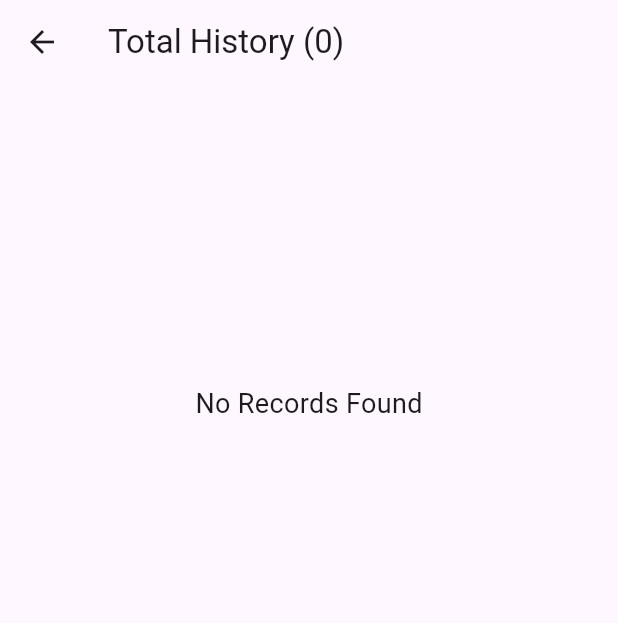
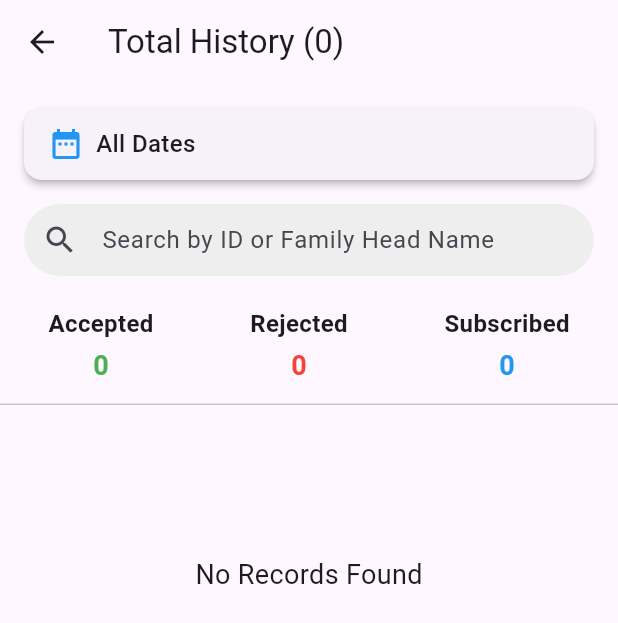
Before and after one commit to ShriKrishna21/finalsalesrep, a Flutter app: the Historypage screen opened directly, on a phone screen of 412 x 824 dp. Shown: the top 623 px of the screen. Run offline on Flutter 3.47's test engine with Material 3 defaults, Android fonts, the phone set to English and light mode, and no system bars; our stand-ins replace geocoding, geolocator, image_picker, shared_preferences; accounts and stored records are empty.

```diff
--- a/lib/agent/historypage.dart
+++ b/lib/agent/historypage.dart
@@ -170,53 +170,40 @@ import 'package:finalsalesrep/l10n/app_localization.dart';
       ),
       body: RefreshIndicator(
         onRefresh: _fetchHistory,
-          child: _isLoading
-              ? const Center(child: CircularProgressIndicator())
-              : _filteredRecords.isEmpty
-                  ? ListView(
-                      children: [
-                        const SizedBox(height: 200),
-                        Center(
-                          child: Text(
-                            localizations.norecordsfound,
-                            style: const TextStyle(fontSize: 18),
-                          ),
-                        ),
-                      ],
-                    )
-                  : ListView(
+        child: ListView(
           padding: const EdgeInsets.only(bottom: 16),
           children: [
+            // Date filter card
             Card(
               margin: const EdgeInsets.fromLTRB(16, 16, 16, 8),
               elevation: 2,
               child: Padding(
-                            padding: const EdgeInsets.symmetric(
-                                vertical: 12, horizontal: 16),
+                padding:
+                    const EdgeInsets.symmetric(vertical: 12, horizontal: 16),
                 child: GestureDetector(
                   onTap: _pickDateRange,
                   child: Row(
                     children: [
-                                  const Icon(Icons.date_range,
-                                      color: Colors.blue),
+                      const Icon(Icons.date_range, color: Colors.blue),
                       const SizedBox(width: 8),
                       Text(
                         _selectedRange == null
                             ? localizations.alldates
                             : "${_selectedRange!.start.toLocal().toString().split(' ')[0]} → ${_selectedRange!.end.toLocal().toString().split(' ')[0]}",
                         style: const TextStyle(
-                                        fontSize: 16,
-                                        fontWeight: FontWeight.w500),
+                            fontSize: 16, fontWeight: FontWeight.w500),
                       ),
                     ],
                   ),
                 ),
               ),
             ),
+
+            // Fetch button if a range is selected
             if (_selectedRange != null)
               Padding(
-                            padding: const EdgeInsets.symmetric(
-                                horizontal: 16, vertical: 8),
+                padding:
+                    const EdgeInsets.symmetric(horizontal: 16, vertical: 8),
                 child: SizedBox(
                   width: double.infinity,
                   child: ElevatedButton.icon(
@@ -224,15 +211,15 @@ import 'package:finalsalesrep/l10n/app_localization.dart';
                     label: Text(localizations.fetchcustomerforms),
                     onPressed: _fetchHistory,
                     style: ElevatedButton.styleFrom(
-                                  padding:
-                                      const EdgeInsets.symmetric(vertical: 14),
+                      padding: const EdgeInsets.symmetric(vertical: 14),
                     ),
                   ),
                 ),
               ),
+
+            // Search bar
             Padding(
-                          padding: const EdgeInsets.symmetric(
-                              horizontal: 16, vertical: 8),
+              padding: const EdgeInsets.symmetric(horizontal: 16, vertical: 8),
               child: TextField(
                 controller: _searchController,
                 onChanged: _filterRecords,
@@ -241,8 +228,8 @@ import 'package:finalsalesrep/l10n/app_localization.dart';
                   prefixIcon: const Icon(Icons.search),
                   filled: true,
                   fillColor: Colors.grey[200],
-                              contentPadding: const EdgeInsets.symmetric(
-                                  vertical: 0, horizontal: 20),
+                  contentPadding:
+                      const EdgeInsets.symmetric(vertical: 0, horizontal: 20),
                   border: OutlineInputBorder(
                     borderRadius: BorderRadius.circular(30),
                     borderSide: BorderSide.none,
@@ -250,28 +237,44 @@ import 'package:finalsalesrep/l10n/app_localization.dart';
                 ),
               ),
             ),
+
+            // Stats row
             Padding(
               padding: const EdgeInsets.symmetric(vertical: 12),
               child: Row(
                 mainAxisAlignment: MainAxisAlignment.spaceAround,
                 children: [
-                              _buildStat(localizations.accepted,
-                                  offerAcceptedCount, Colors.green),
-                              _buildStat(localizations.rejected,
-                                  offerRejectedCount, Colors.red),
-                              _buildStat(localizations.subscribed,
-                                  alreadySubscribedCount, Colors.blue),
+                  _buildStat(
+                      localizations.accepted, offerAcceptedCount, Colors.green),
+                  _buildStat(
+                      localizations.rejected, offerRejectedCount, Colors.red),
+                  _buildStat(localizations.subscribed, alreadySubscribedCount,
+                      Colors.blue),
                 ],
               ),
             ),
+
             const Divider(height: 1),
-                        ..._filteredRecords
-                            .map((record) => Padding(
-                                  padding: const EdgeInsets.symmetric(
-                                      horizontal: 16, vertical: 8),
+
+            // Show records or 'no records' message
+            if (_isLoading)
+              const Center(child: CircularProgressIndicator())
+            else if (_filteredRecords.isEmpty)
+              Padding(
+                padding: const EdgeInsets.only(top: 100),
+                child: Center(
+                  child: Text(
+                    localizations.norecordsfound,
+                    style: const TextStyle(fontSize: 18),
+                  ),
+                ),
+              )
+            else
+              ..._filteredRecords.map((record) => Padding(
+                    padding:
+                        const EdgeInsets.symmetric(horizontal: 16, vertical: 8),
                     child: _buildRecordCard(record, localizations),
-                                ))
-                            .toList(),
+                  )),
           ],
         ),
       ),
@@ -307,22 +310,28 @@ import 'package:finalsalesrep/l10n/app_localization.dart';
                 _detailRow(localizations.agents, r.agentName ?? ''),
                 _detailRow(localizations.date, r.date ?? ''),
                 _detailRow(localizations.time, r.time ?? ''),
-              _detailRow(localizations.subscribed, _formatBool(r.eenaduNewspaper)),
-              _detailRow(localizations.freeoffer, _formatBool(r.freeOffer15Days)),
-              _detailRow(localizations.readnewspaper, _formatBool(r.readNewspaper)),
-              _detailRow(localizations.reasonfornottakingoffer, r.reasonNotTakingOffer ?? ''),
+                _detailRow(
+                    localizations.subscribed, _formatBool(r.eenaduNewspaper)),
+                _detailRow(
+                    localizations.freeoffer, _formatBool(r.freeOffer15Days)),
+                _detailRow(
+                    localizations.readnewspaper, _formatBool(r.readNewspaper)),
+                _detailRow(localizations.reasonfornottakingoffer,
+                    r.reasonNotTakingOffer ?? ''),
                 _detailRow(localizations.city, r.city ?? ''),
                 _detailRow(localizations.phone, r.mobileNumber ?? ''),
                 _detailRow(localizations.address, r.address ?? ''),
                 _detailRow(localizations.employed, _formatBool(r.employed)),
                 _detailRow(localizations.jobtype, r.jobType ?? ''),
-              _detailRow(localizations.jobWorkingstate, r.jobWorkingState ?? ''),
+                _detailRow(
+                    localizations.jobWorkingstate, r.jobWorkingState ?? ''),
                 Padding(
                   padding: const EdgeInsets.only(bottom: 6),
                   child: Row(
                     crossAxisAlignment: CrossAxisAlignment.start,
                     children: [
-                    const Text("Location URL: ", style: TextStyle(fontWeight: FontWeight.w600)),
+                      const Text("Location URL: ",
+                          style: TextStyle(fontWeight: FontWeight.w600)),
                       Expanded(
                         child: InkWell(
                           onTap: () {
@@ -373,7 +382,8 @@ import 'package:finalsalesrep/l10n/app_localization.dart';
         child: Column(
           crossAxisAlignment: CrossAxisAlignment.start,
           children: [
-          Text("$label:", style: const TextStyle(fontWeight: FontWeight.w600)),
+            Text("$label:",
+                style: const TextStyle(fontWeight: FontWeight.w600)),
             const SizedBox(height: 6),
             ClipRRect(
               borderRadius: BorderRadius.circular(10),
@@ -393,7 +403,6 @@ import 'package:finalsalesrep/l10n/app_localization.dart';
     }
   }
 
-
   Widget _detailRow(String label, dynamic value) {
     return Padding(
       padding: const EdgeInsets.only(bottom: 6),
```
Also changed, not shown: lib/agent/onedayhistory.dart (+25 -28 lines). Lines whose indentation alone changed are shown as unchanged.
